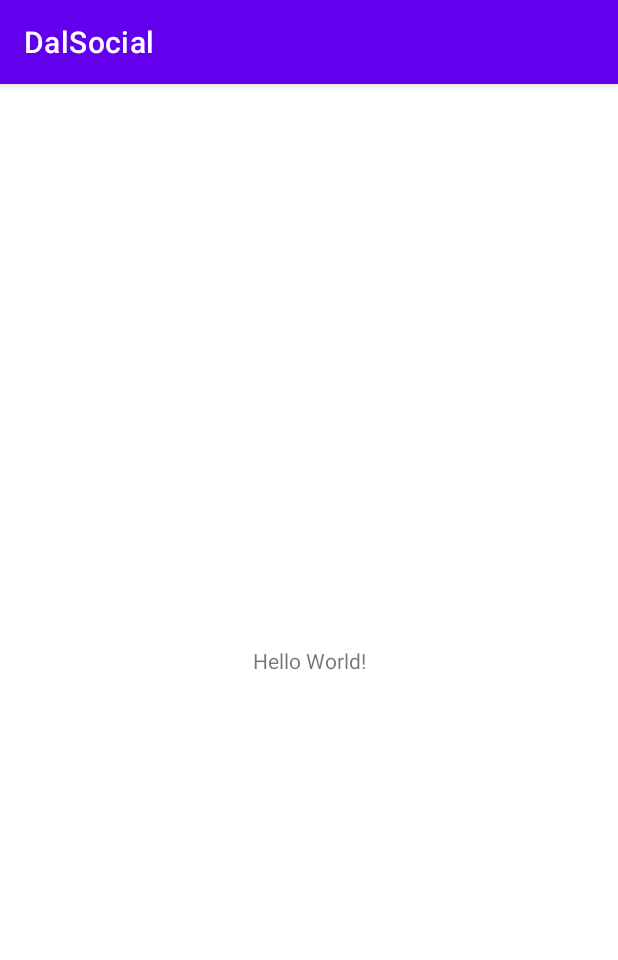
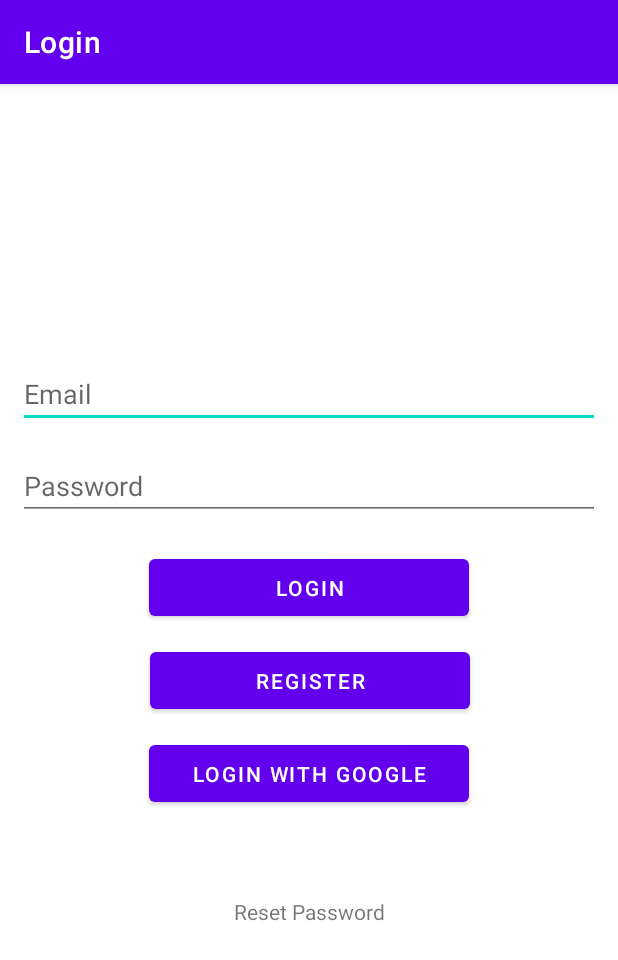
Before and after one commit to kharwar/dal-social, an Android app: the screen it shows after launch (MainActivity), on a phone screen of 412 x 824 dp. Shown: the top 960 px of the screen. Run offline under Robolectric (Android 15) with nearby library versions, the phone set to English and light mode, and no system bars.

Commit message:
implement basic login and registration

```diff
--- a/app/build.gradle
+++ b/app/build.gradle
@@ -40,6 +40,7 @@ dependencies {
     implementation 'androidx.constraintlayout:constraintlayout:2.1.4'
     implementation 'com.google.firebase:firebase-auth:19.2.0'
     implementation 'com.google.firebase:firebase-firestore:21.4.0'
+    implementation 'androidx.navigation:navigation-fragment:2.5.3'
     testImplementation 'junit:junit:4.13.2'
     androidTestImplementation 'androidx.test.ext:junit:1.1.3'
     androidTestImplementation 'androidx.test.espresso:espresso-core:3.4.0'
--- a/app/src/main/AndroidManifest.xml
+++ b/app/src/main/AndroidManifest.xml
@@ -14,6 +14,9 @@
         android:theme="@style/Theme.DalSocial"
         tools:targetApi="31">
         <activity
+            android:name=".HomeActivity"
+            android:exported="false" />
+        <activity
             android:name=".MainActivity"
             android:exported="true">
             <intent-filter>
--- /dev/null
+++ b/app/src/main/java/com/example/dalsocial/userManagement/fragment/LoginFragment.kt
@@ -0,0 +1,55 @@
+package com.example.dalsocial.userManagement.fragment
+
+import android.content.Intent
+import android.os.Bundle
+import android.view.LayoutInflater
+import android.view.View
+import android.view.ViewGroup
+import android.widget.Button
+import android.widget.EditText
+import android.widget.Toast
+import androidx.fragment.app.Fragment
+import androidx.navigation.fragment.findNavController
+import com.example.dalsocial.HomeActivity
+import com.example.dalsocial.R
+import com.example.dalsocial.userManagement.model.Authentication
+
+class LoginFragment : Fragment() {
+
+    override fun onCreateView(
+        inflater: LayoutInflater, container: ViewGroup?,
+        savedInstanceState: Bundle?
+    ): View? {
+        activity?.title = "Login";
+        val view = inflater.inflate(R.layout.fragment_login, container, false)
+
+        val loginButton = view.findViewById<Button>(R.id.loginLoginButton)
+        val edEmail = view.findViewById<EditText>(R.id.edLoginEmail)
+        val edPassword = view.findViewById<EditText>(R.id.edLoginPassword)
+
+        loginButton.setOnClickListener {
+            val email = edEmail.text.toString()
+            val password = edPassword.text.toString()
+
+            val auth = Authentication()
+
+            auth.loginWithEmail(email, password) { success ->
+                if (success) {
+                    // goto home activity
+                    val intent = Intent(requireContext(), HomeActivity::class.java)
+                    startActivity(intent)
+                } else {
+                    Toast.makeText(context, "Login failed", Toast.LENGTH_SHORT).show()
+                }
+            }
+        }
+
+        val registerButton = view.findViewById<Button>(R.id.loginRegisterButton)
+        registerButton.setOnClickListener {
+           findNavController().navigate(R.id.action_loginFragment_to_registrationFragment)
+        }
+
+        return view
+    }
+
+}
--- a/app/src/main/res/layout/activity_main.xml
+++ b/app/src/main/res/layout/activity_main.xml
@@ -1,18 +1,17 @@
 <?xml version="1.0" encoding="utf-8"?>
-<androidx.constraintlayout.widget.ConstraintLayout xmlns:android="http://schemas.android.com/apk/res/android"
+<LinearLayout xmlns:android="http://schemas.android.com/apk/res/android"
     xmlns:app="http://schemas.android.com/apk/res-auto"
     xmlns:tools="http://schemas.android.com/tools"
+    android:layout_height="match_parent"
     android:layout_width="match_parent"
-    android:layout_height="match_parent"
     tools:context=".MainActivity">
 
-    <TextView
-        android:layout_width="wrap_content"
-        android:layout_height="wrap_content"
-        android:text="Hello World!"
-        app:layout_constraintBottom_toBottomOf="parent"
-        app:layout_constraintEnd_toEndOf="parent"
-        app:layout_constraintStart_toStartOf="parent"
-        app:layout_constraintTop_toTopOf="parent" />
+    <androidx.fragment.app.FragmentContainerView
+        android:name="androidx.navigation.fragment.NavHostFragment"
+        android:id="@+id/fragment_container"
+        android:layout_height="match_parent"
+        android:layout_width="match_parent"
+        app:defaultNavHost="true"
+        app:navGraph="@navigation/nav_graph" />
 
-</androidx.constraintlayout.widget.ConstraintLayout>
+</LinearLayout>
--- /dev/null
+++ b/app/src/main/res/layout/fragment_login.xml
@@ -0,0 +1,91 @@
+<?xml version="1.0" encoding="utf-8"?>
+<androidx.constraintlayout.widget.ConstraintLayout xmlns:android="http://schemas.android.com/apk/res/android"
+    xmlns:app="http://schemas.android.com/apk/res-auto"
+    xmlns:tools="http://schemas.android.com/tools"
+    android:layout_width="match_parent"
+    android:layout_height="match_parent"
+    tools:context=".userManagement.fragment.LoginFragment">
+
+    <ImageView
+        android:id="@+id/ivLoginImage"
+        android:layout_width="wrap_content"
+        android:layout_height="wrap_content"
+        android:layout_marginTop="160dp"
+        app:layout_constraintEnd_toEndOf="parent"
+        app:layout_constraintStart_toStartOf="parent"
+        app:layout_constraintTop_toTopOf="parent"
+        tools:src="@tools:sample/avatars" />
+
+    <EditText
+        android:id="@+id/edLoginEmail"
+        android:layout_width="match_parent"
+        android:layout_height="wrap_content"
+        android:layout_marginLeft="12dp"
+        android:layout_marginTop="24dp"
+        android:layout_marginRight="12dp"
+        android:ems="10"
+        android:hint="Email"
+        android:inputType="textEmailAddress"
+        app:layout_constraintEnd_toEndOf="parent"
+        app:layout_constraintHorizontal_bias="0.497"
+        app:layout_constraintStart_toStartOf="parent"
+        app:layout_constraintTop_toBottomOf="@+id/ivLoginImage" />
+
+    <EditText
+        android:id="@+id/edLoginPassword"
+        android:layout_width="match_parent"
+        android:layout_height="wrap_content"
+        android:layout_marginLeft="12dp"
+        android:layout_marginTop="16dp"
+        android:layout_marginRight="12dp"
+        android:ems="10"
+        android:hint="Password"
+        android:inputType="textPassword"
+        app:layout_constraintEnd_toEndOf="@+id/edLoginEmail"
+        app:layout_constraintStart_toStartOf="@+id/edLoginEmail"
+        app:layout_constraintTop_toBottomOf="@+id/edLoginEmail" />
+
+    <Button
+        android:id="@+id/loginLoginButton"
+        android:layout_width="213dp"
+        android:layout_height="50dp"
+        android:layout_marginTop="20dp"
+        android:text="Login"
+        app:layout_constraintEnd_toEndOf="parent"
+        app:layout_constraintStart_toStartOf="parent"
+        app:layout_constraintTop_toBottomOf="@+id/edLoginPassword" />
+
+    <Button
+        android:id="@+id/loginRegisterButton"
+        android:layout_width="213dp"
+        android:layout_height="50dp"
+        android:layout_marginTop="12dp"
+        android:text="Register"
+        app:layout_constraintEnd_toEndOf="parent"
+        app:layout_constraintHorizontal_bias="0.505"
+        app:layout_constraintStart_toStartOf="parent"
+        app:layout_constraintTop_toBottomOf="@+id/loginLoginButton" />
+
+    <Button
+        android:id="@+id/loginWithGoogleButton"
+        android:layout_width="213dp"
+        android:layout_height="50dp"
+        android:layout_marginTop="12dp"
+        android:text="Login with Google"
+        app:layout_constraintEnd_toEndOf="parent"
+        app:layout_constraintStart_toStartOf="parent"
+        app:layout_constraintTop_toBottomOf="@+id/loginRegisterButton" />
+
+    <TextView
+        android:id="@+id/edResetLink"
+        android:layout_width="wrap_content"
+        android:layout_height="wrap_content"
+        android:layout_marginTop="44dp"
+        android:autoLink="all"
+        android:text="Reset Password"
+        app:layout_constraintBottom_toBottomOf="parent"
+        app:layout_constraintEnd_toEndOf="parent"
+        app:layout_constraintStart_toStartOf="parent"
+        app:layout_constraintTop_toBottomOf="@+id/edLoginPassword" />
+
+</androidx.constraintlayout.widget.ConstraintLayout>
--- /dev/null
+++ b/app/src/main/res/navigation/nav_graph.xml
@@ -0,0 +1,23 @@
+<?xml version="1.0" encoding="utf-8"?>
+<navigation xmlns:android="http://schemas.android.com/apk/res/android"
+    xmlns:app="http://schemas.android.com/apk/res-auto"
+    android:id="@+id/nav_graph"
+    app:startDestination="@id/loginFragment">
+
+    <fragment
+        android:id="@+id/loginFragment"
+        android:name="com.example.dalsocial.userManagement.fragment.LoginFragment"
+        android:label="LoginFragment" >
+        <action
+            android:id="@+id/action_loginFragment_to_registrationFragment"
+            app:destination="@id/registrationFragment" />
+    </fragment>
+    <fragment
+        android:id="@+id/registrationFragment"
+        android:name="com.example.dalsocial.userManagement.fragment.RegistrationFragment"
+        android:label="RegistrationFragment" >
+        <action
+            android:id="@+id/action_registrationFragment_to_loginFragment"
+            app:destination="@id/loginFragment" />
+    </fragment>
+</navigation>
--- a/app/src/main/res/values/strings.xml
+++ b/app/src/main/res/values/strings.xml
@@ -1,3 +1,5 @@
 <resources>
     <string name="app_name">DalSocial</string>
+    <!-- TODO: Remove or change this placeholder text -->
+    <string name="hello_blank_fragment">Hello blank fragment</string>
 </resources>
```
Also changed, not shown: app/src/main/java/com/example/dalsocial/HomeActivity.kt (added, +11 -0 lines), app/src/main/java/com/example/dalsocial/userManagement/fragment/RegistrationFragment.kt (added, +49 -0 lines), app/src/main/java/com/example/dalsocial/userManagement/model/Authentication.kt (added, +83 -0 lines), app/src/main/res/layout/activity_home.xml (added, +18 -0 lines), app/src/main/res/layout/fragment_registration.xml (added, +61 -0 lines).
